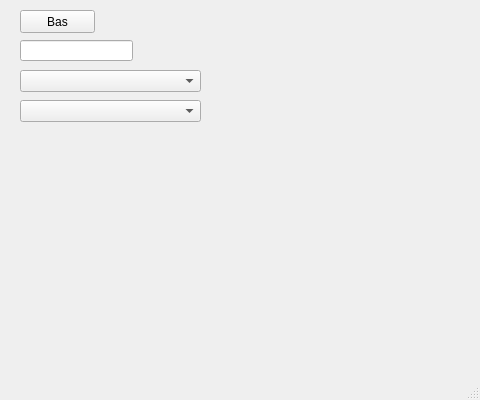
Qt form ilkUI.ui (ibrahimediz/Python10DesktopProje) before a commit.
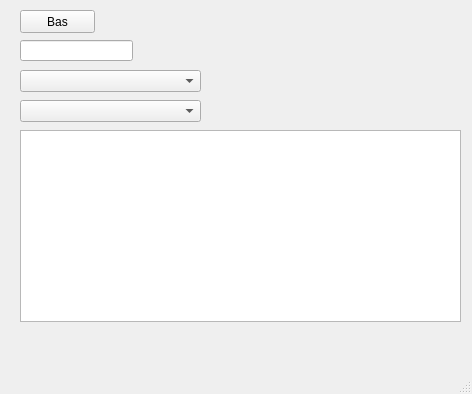
The same form after that commit.

What changed in the file:
```diff
--- a/ilkUI.ui
+++ b/ilkUI.ui
@@ -6,8 +6,8 @@
    <rect>
     <x>0</x>
     <y>0</y>
-    <width>480</width>
-    <height>400</height>
+    <width>472</width>
+    <height>394</height>
    </rect>
   </property>
   <property name="windowTitle">
@@ -76,6 +76,16 @@
      </rect>
     </property>
    </widget>
+   <widget class="QListWidget" name="liste">
+    <property name="geometry">
+     <rect>
+      <x>20</x>
+      <y>130</y>
+      <width>441</width>
+      <height>192</height>
+     </rect>
+    </property>
+   </widget>
   </widget>
   <widget class="QMenuBar" name="menubar">
    <property name="geometry">
```
Left out of the diff: 2 changed lines with no effect on the pictures.
